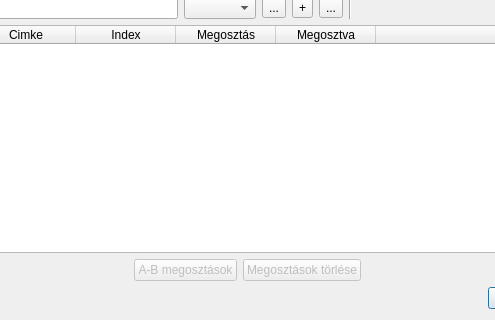
Above: lv2g/dialogpatchsimple.ui from csikfer/lanview2 before the change; both pictures show x 136 to 631 and y 154 to 474 of the 973 by 474 pixel window. Below: the same form after it.
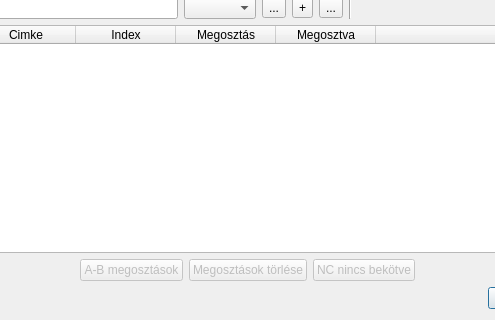
That is the form after the change. Icons and pictures are not drawn.

Commit message: Plussz egy gomb a patch panel dialógusra, és hibajavítás.

What changed in the file:
```diff
--- a/lv2g/dialogpatchsimple.ui
+++ b/lv2g/dialogpatchsimple.ui
@@ -393,6 +393,16 @@
        </property>
       </widget>
      </item>
+     <item>
+      <widget class="QPushButton" name="pushButtonShNC">
+       <property name="enabled">
+        <bool>false</bool>
+       </property>
+       <property name="text">
+        <string>NC nincs bekötve</string>
+       </property>
+      </widget>
+     </item>
      <item>
       <spacer name="horizontalSpacer_4">
        <property name="orientation">
```
The commit also changes 2 other files.
